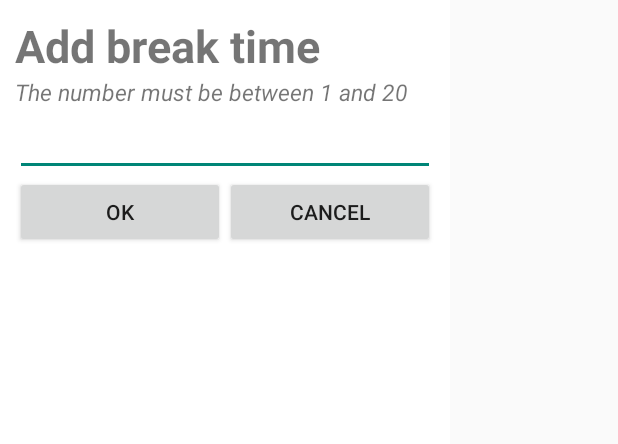
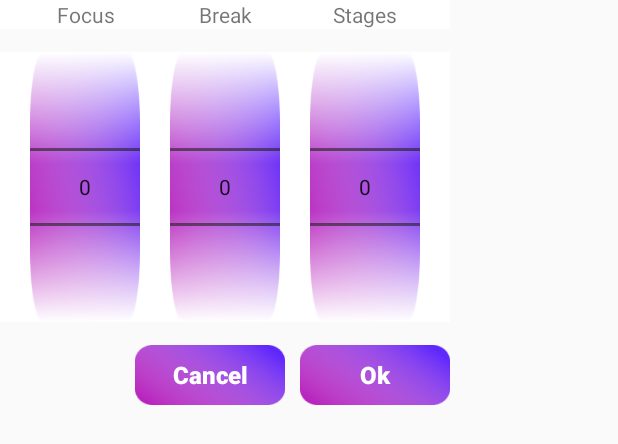
Before and after one commit to hoang023/PomodoroApp, an Android app: the layout layout_breaktime.xml on its own in the app's theme, with its tools: preview values and no code run, on a phone screen of 412 x 824 dp. Shown: the top 444 px of the screen. Run offline under Robolectric (Android 15) with nearby library versions, the phone set to English and light mode, and no system bars.

Commit message:
1.2.5: Xong phan update va xoa (UI moi)

```diff
--- a/app/src/main/java/com/example/pomodoro/TasksFunctions/TasksActivity.java
+++ b/app/src/main/java/com/example/pomodoro/TasksFunctions/TasksActivity.java
@@ -149,7 +149,7 @@ public class TasksActivity extends AppCompatActivity {
                 AlertDialog dialog = builder.create();
                 dialog.show();
             }else{
-                    adapter.updateData(TasksActivity.this,itemViewHolder.id);
+                    adapter.updateData(TasksActivity.this,itemViewHolder.id,itemViewHolder.content);
             }
         }
 
--- a/app/src/main/res/layout/item_tasks.xml
+++ b/app/src/main/res/layout/item_tasks.xml
@@ -8,7 +8,6 @@
         android:orientation="vertical"
         android:layout_marginTop="6dp"
         app:cardCornerRadius="7dp">
-
 
         <CheckBox
             android:id="@+id/checkBox"
--- a/app/src/main/res/layout/layout_breaktime.xml
+++ b/app/src/main/res/layout/layout_breaktime.xml
@@ -1,49 +1,121 @@
 <?xml version="1.0" encoding="utf-8"?>
 <LinearLayout xmlns:android="http://schemas.android.com/apk/res/android"
     android:orientation="vertical"
-    android:layout_height="match_parent"
+    android:layout_width="wrap_content"
+    android:layout_height="match_parent">
+
+    <LinearLayout
+        android:layout_width="300dp"
+        android:layout_height="wrap_content"
+        android:background="#fff"
+        android:orientation="horizontal"
         android:paddingLeft="10dp"
         android:paddingRight="10dp"
-    android:background="#fff"
-    android:layout_width="300dp"
-    android:paddingTop="10dp">
+        android:weightSum="3">
 
         <TextView
-        android:id="@+id/title"
-        android:layout_width="match_parent"
+            android:id="@+id/focusTV"
+            android:layout_width="10dp"
             android:layout_height="wrap_content"
-        android:text="Add break time"
-        android:textSize="30dp"
-        android:textStyle="bold"></TextView>
+            android:layout_marginStart="10dp"
+            android:layout_marginEnd="10dp"
+            android:layout_weight="1"
+            android:text="Focus"
+            android:gravity="center"/>
 
         <TextView
-        android:id="@+id/description"
-        android:layout_width="match_parent"
+            android:id="@+id/breakTv"
+            android:layout_width="10dp"
             android:layout_height="wrap_content"
-        android:text="The number must be between 1 and 20"
-        android:textSize="15dp"
-        android:textStyle="italic"></TextView>
+            android:layout_marginStart="10dp"
+            android:layout_marginEnd="10dp"
+            android:layout_weight="1"
+            android:text="Break"
+            android:gravity="center"/>
 
-    <EditText android:layout_height="wrap_content"
-        android:id="@+id/edt_settime"
-        android:layout_width="match_parent"
-        android:inputType="number">
-        <requestFocus></requestFocus>
-    </EditText>
-    <LinearLayout android:layout_width="match_parent"
+        <TextView
+            android:id="@+id/stagesTv"
+            android:layout_width="10dp"
             android:layout_height="wrap_content"
-        android:id="@+id/linearLayout1">
-        <Button android:layout_width="wrap_content"
+            android:layout_marginStart="10dp"
+            android:layout_marginEnd="10dp"
+            android:layout_weight="1"
+            android:text="Stages"
+            android:gravity="center"/>
+    </LinearLayout>
+
+    <LinearLayout
+        android:layout_marginTop="15dp"
+        android:layout_width="300dp"
         android:layout_height="wrap_content"
-            android:layout_weight="0.5"
-            android:id="@+id/btnOk"
-            android:text="Ok">
-        </Button>
-        <Button android:layout_width="wrap_content"
+        android:background="#fff"
+        android:orientation="horizontal"
+        android:paddingLeft="10dp"
+        android:paddingRight="10dp"
+        android:weightSum="3">
+
+        <NumberPicker
+            android:id="@+id/focusValue"
+            android:layout_width="10dp"
             android:layout_height="wrap_content"
-            android:layout_weight="0.5"
-            android:id="@+id/btnCancel"
-            android:text="Cancel">
-        </Button>
+            android:layout_marginStart="10dp"
+            android:layout_marginEnd="10dp"
+            android:layout_weight="1"
+            android:background="@drawable/main_color"
+            android:solidColor="@color/white"/>
+
+        <NumberPicker
+            android:id="@+id/breakValue"
+            android:layout_width="10dp"
+            android:layout_height="wrap_content"
+            android:layout_marginStart="10dp"
+            android:layout_marginEnd="10dp"
+            android:layout_weight="1"
+            android:background="@drawable/main_color"
+            android:solidColor="@color/white" />
+
+        <NumberPicker
+            android:id="@+id/stagesValue"
+            android:layout_width="10dp"
+            android:layout_height="wrap_content"
+            android:layout_marginStart="10dp"
+            android:layout_marginEnd="10dp"
+            android:layout_weight="1"
+            android:background="@drawable/main_color"
+            android:solidColor="@color/white" />
+    </LinearLayout>
+
+    <LinearLayout
+        android:orientation="horizontal"
+        android:layout_width="wrap_content"
+        android:layout_height="wrap_content"
+        android:layout_gravity="end"
+        android:layout_marginTop="15dp">
+        <Button
+            android:id="@+id/buttonCancel"
+            android:layout_marginTop="15dp"
+            android:layout_width="100dp"
+            android:layout_height="40dp"
+            android:background="@drawable/main_color"
+            android:text="Cancel"
+            android:textAllCaps="false"
+            android:textColor="@color/white"
+            android:textSize="16sp"
+            android:textStyle="bold"
+            android:layout_gravity="end"
+            android:layout_marginEnd="10dp"/>
+
+        <Button
+            android:id="@+id/buttonOK"
+            android:layout_width="100dp"
+            android:layout_height="40dp"
+            android:layout_gravity="end"
+            android:layout_marginTop="15dp"
+            android:background="@drawable/main_color"
+            android:text="Ok"
+            android:textAllCaps="false"
+            android:textColor="@color/white"
+            android:textSize="16sp"
+            android:textStyle="bold" />
     </LinearLayout>
 </LinearLayout>
```
Also changed, not shown: app/src/main/java/com/example/pomodoro/SetTimeFunctions/BreakDialog.java (+52 -22 lines), app/src/main/java/com/example/pomodoro/SetTimeFunctions/SettimeActivity.java (+8 -26 lines), app/src/main/java/com/example/pomodoro/TasksFunctions/TodoAdapter.java (+17 -10 lines), app/src/main/res/layout/detail_tasks.xml (+19 -1 lines). Lines whose indentation alone changed are shown as unchanged.
